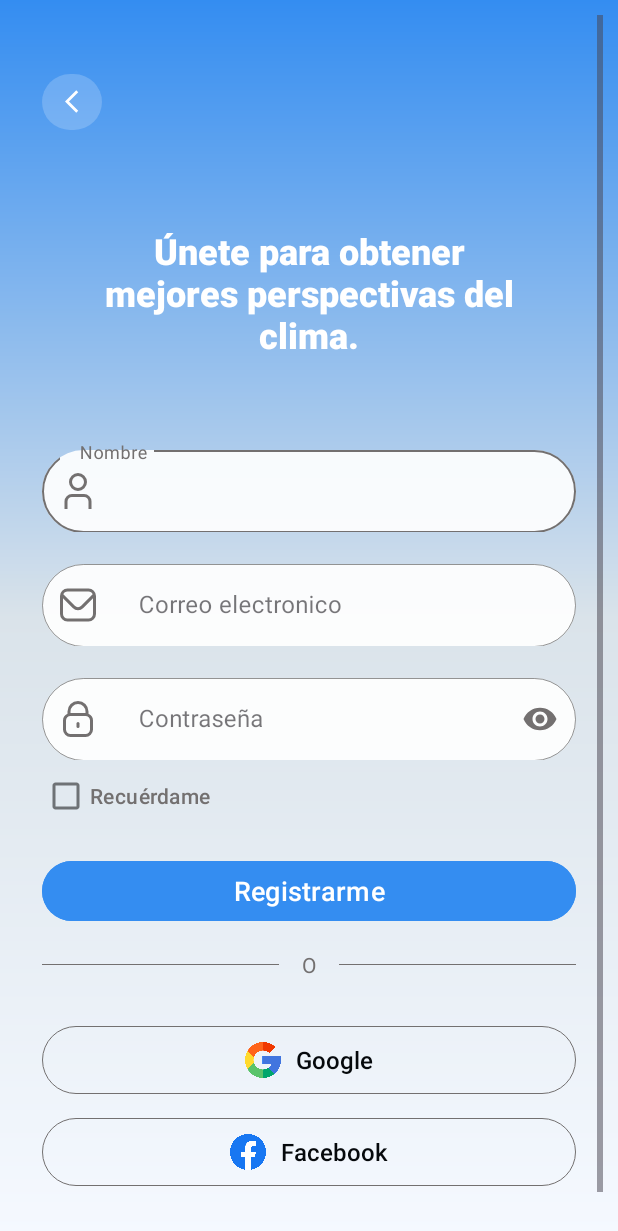
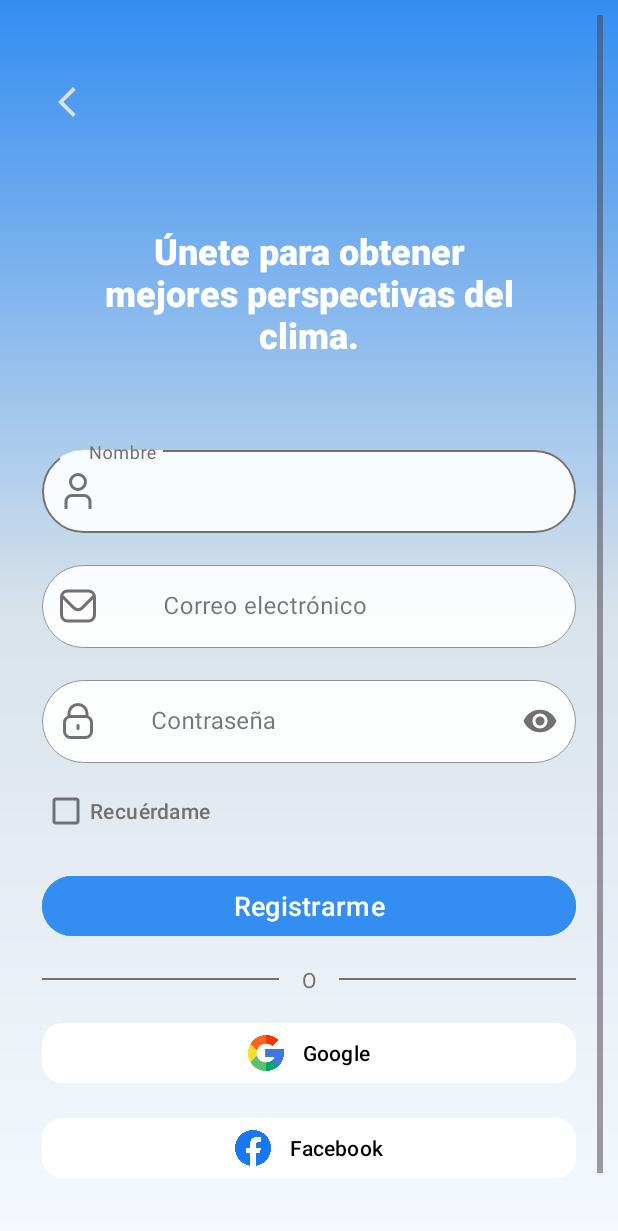
Before and after one commit to Sotalexx/Estacion_Meteorologica, an Android app: the SignUp screen opened directly, with no data from a screen before it, on a phone screen of 412 x 824 dp. Shown: the top 1231 px of the screen. Run offline under Robolectric (Android 15) with nearby library versions, the phone set to English and light mode, and no system bars; our stand-ins replace Firebase (no records; nobody signed in at launch, a user with empty details on screens opened directly); Roboto replaces fonts that are not available here.

Commit message:
Se agrego funcionalidad al login y al registro con google

```diff
--- a/app/src/main/java/com/example/estacion_meteorologica/start/SignUp.java
+++ b/app/src/main/java/com/example/estacion_meteorologica/start/SignUp.java
@@ -2,58 +2,152 @@ package com.example.estacion_meteorologica.start;
 
 import android.content.Intent;
 import android.os.Bundle;
+import android.text.TextUtils;
 import android.view.View;
 import android.widget.Button;
+import android.widget.ImageButton;
 import android.widget.TextView;
+import android.widget.Toast;
 
-import androidx.activity.EdgeToEdge;
 import androidx.appcompat.app.AppCompatActivity;
-import androidx.core.graphics.Insets;
-import androidx.core.view.ViewCompat;
-import androidx.core.view.WindowInsetsCompat;
 
 import com.example.estacion_meteorologica.MainActivity;
 import com.example.estacion_meteorologica.R;
+import com.google.android.gms.auth.api.signin.GoogleSignIn;
+import com.google.android.gms.auth.api.signin.GoogleSignInAccount;
+import com.google.android.gms.auth.api.signin.GoogleSignInClient;
+import com.google.android.gms.auth.api.signin.GoogleSignInOptions;
+import com.google.android.gms.common.api.ApiException;
+import com.google.android.gms.tasks.Task;
+import com.google.android.material.button.MaterialButton;
+import com.google.android.material.textfield.TextInputLayout;
+import com.google.firebase.auth.AuthCredential;
+import com.google.firebase.auth.FirebaseAuth;
+import com.google.firebase.auth.FirebaseUser;
+import com.google.firebase.auth.GoogleAuthProvider;
+import com.google.firebase.auth.UserProfileChangeRequest;
 
 public class SignUp extends AppCompatActivity {
 
-    Button btnBack, btnSignup;
-    TextView btnIrLogin;
+    private static final int RC_SIGN_IN = 9001;
+
+    private ImageButton btnBack;
+    private Button btnSignup;
+    private TextView btnIrLogin;
+    private TextInputLayout name, email, password;
+    private FirebaseAuth auth;
+    private GoogleSignInClient googleSignInClient;
+    private MaterialButton btnGoogle;
 
     @Override
     protected void onCreate(Bundle savedInstanceState) {
         super.onCreate(savedInstanceState);
         setContentView(R.layout.activity_sign_up);
 
-        Button btnBack = findViewById(R.id.btnBack);
-        Button btnSignup = findViewById(R.id.btn_signup);
-        TextView btnIrLogin = findViewById(R.id.btnIrLogin);
+        btnBack = findViewById(R.id.btnBack);
+        btnSignup = findViewById(R.id.btn_signup);
+        btnIrLogin = findViewById(R.id.btnIrLogin);
+        btnGoogle = findViewById(R.id.btnGoogle);
 
-        btnBack.setOnClickListener(new View.OnClickListener() {
-            @Override
-            public void onClick(View v) {
-                finish();
-            }
+        name = findViewById(R.id.name);
+        email = findViewById(R.id.email);
+        password = findViewById(R.id.password);
+
+        auth = FirebaseAuth.getInstance();
+
+        // Configurar Google Sign-In
+        GoogleSignInOptions gso = new GoogleSignInOptions.Builder(GoogleSignInOptions.DEFAULT_SIGN_IN)
+                .requestIdToken(getString(R.string.client_id)) // este string viene de google-services.json
+                .requestEmail()
+                .build();
+
+        googleSignInClient = GoogleSignIn.getClient(this, gso);
+
+        btnBack.setOnClickListener(v -> finish());
+
+        btnIrLogin.setOnClickListener(v -> {
+            startActivity(new Intent(SignUp.this, Login.class));
+            finish();
         });
 
-        // Texto de "¿Ya tienes una cuenta?"
-        btnIrLogin.setOnClickListener(new View.OnClickListener() {
-            @Override
-            public void onClick(View v) {
-                Intent intent = new Intent(SignUp.this, Login.class);
-                startActivity(intent);
-                finish();
+        btnSignup.setOnClickListener(v -> {
+            String userName = name.getEditText().getText().toString().trim();
+            String userEmail = email.getEditText().getText().toString().trim();
+            String userPassword = password.getEditText().getText().toString().trim();
+
+            if (TextUtils.isEmpty(userName) || TextUtils.isEmpty(userEmail) || TextUtils.isEmpty(userPassword)) {
+                Toast.makeText(SignUp.this, "Completa todos los campos", Toast.LENGTH_SHORT).show();
+                return;
             }
+
+            if (userPassword.length() < 6) {
+                Toast.makeText(SignUp.this, "La contraseña debe tener al menos 6 caracteres", Toast.LENGTH_SHORT).show();
+                return;
+            }
+
+            auth.createUserWithEmailAndPassword(userEmail, userPassword)
+                    .addOnCompleteListener(task -> {
+                        if (task.isSuccessful()) {
+                            FirebaseUser user = auth.getCurrentUser();
+
+                            UserProfileChangeRequest profileUpdate = new UserProfileChangeRequest.Builder()
+                                    .setDisplayName(userName)
+                                    .build();
+
+                            user.updateProfile(profileUpdate).addOnCompleteListener(updateTask -> {
+                                user.sendEmailVerification()
+                                        .addOnCompleteListener(verifyTask -> {
+                                            if (verifyTask.isSuccessful()) {
+                                                Toast.makeText(SignUp.this, "Registro exitoso. Verifica tu correo", Toast.LENGTH_LONG).show();
+                                                auth.signOut();
+                                                startActivity(new Intent(SignUp.this, Login.class));
+                                                finish();
+                                            } else {
+                                                Toast.makeText(SignUp.this, "Error al enviar verificación", Toast.LENGTH_SHORT).show();
+                                            }
+                                        });
+                            });
+                        } else {
+                            Toast.makeText(SignUp.this, "Error: " + task.getException().getMessage(), Toast.LENGTH_LONG).show();
+                        }
+                    });
         });
 
-        btnSignup.setOnClickListener(new View.OnClickListener() {
-            @Override
-            public void onClick(View v) {
-                Intent intent = new Intent(SignUp.this, MainActivity.class);
-                startActivity(intent);
-                finish();
+        btnGoogle.setOnClickListener(v -> signInWithGoogle());
+    }
+
+    private void signInWithGoogle() {
+        Intent signInIntent = googleSignInClient.getSignInIntent();
+        startActivityForResult(signInIntent, RC_SIGN_IN);
+    }
+
+    @Override
+    public void onActivityResult(int requestCode, int resultCode, Intent data) {
+        super.onActivityResult(requestCode, resultCode, data);
+
+        if (requestCode == RC_SIGN_IN) {
+            Task<GoogleSignInAccount> task = GoogleSignIn.getSignedInAccountFromIntent(data);
+            try {
+                GoogleSignInAccount account = task.getResult(ApiException.class);
+                firebaseAuthWithGoogle(account.getIdToken());
+            } catch (ApiException e) {
+                Toast.makeText(this, "Error en Google Sign-In: " + e.getMessage(), Toast.LENGTH_SHORT).show();
             }
-        });
+        }
+    }
 
+    private void firebaseAuthWithGoogle(String idToken) {
+        AuthCredential credential = GoogleAuthProvider.getCredential(idToken, null);
+        auth.signInWithCredential(credential)
+                .addOnCompleteListener(this, task -> {
+                    if (task.isSuccessful()) {
+                        FirebaseUser user = auth.getCurrentUser();
+                        Toast.makeText(this, "Sesión iniciada con Google", Toast.LENGTH_SHORT).show();
+                        startActivity(new Intent(SignUp.this, MainActivity.class));
+                        finish();
+                    } else {
+                        Toast.makeText(this, "Fallo en autenticación con Google", Toast.LENGTH_SHORT).show();
+                    }
+                });
     }
 }
--- a/app/src/main/res/layout/activity_sign_up.xml
+++ b/app/src/main/res/layout/activity_sign_up.xml
@@ -7,26 +7,30 @@
     android:layout_height="match_parent"
     android:background="@drawable/background_gradient"
     android:padding="10dp"
+    android:fitsSystemWindows="true"
     tools:context=".start.SignUp">
-
 
     <LinearLayout
         android:orientation="vertical"
+        android:layout_width="match_parent"
+        android:layout_height="wrap_content"
         android:layout_marginHorizontal="18dp"
         android:layout_marginTop="35dp"
-        android:layout_width="match_parent"
-        android:layout_height="wrap_content">
+        android:paddingBottom="24dp">
 
-        <!--Boton de regresar-->
-        <Button
+        <!-- Botón de regresar -->
+        <ImageButton
             android:id="@+id/btnBack"
-            android:layout_width="40dp"
+            android:layout_width="45dp"
             android:layout_height="45dp"
+            android:background="?attr/selectableItemBackgroundBorderless"
             android:backgroundTint="#1AFFFFFF"
-            android:paddingStart="15dp"
-            app:tint="@color/blanco"
-            app:icon="@drawable/arrow_back"/>
+            android:padding="10dp"
+            android:src="@drawable/arrow_back"
+            android:tint="@color/blanco"
+            android:layout_gravity="start" />
 
+        <!-- Título -->
         <TextView
             android:layout_width="match_parent"
             android:layout_height="wrap_content"
@@ -38,17 +42,18 @@
             android:textColor="@color/white"
             android:layout_marginTop="60dp" />
 
-        <!--Ingresar información y checkbox-->
+        <!-- Campo Nombre -->
         <com.google.android.material.textfield.TextInputLayout
+            android:id="@+id/name"
             style="@style/Widget.MaterialComponents.TextInputLayout.OutlinedBox"
             android:layout_width="match_parent"
-            android:layout_height="60dp"
+            android:layout_height="wrap_content"
             android:layout_marginTop="55dp"
             app:boxBackgroundColor="#E9FFFFFF"
+            app:boxCornerRadiusTopStart="32dp"
+            app:boxCornerRadiusTopEnd="32dp"
+            app:boxCornerRadiusBottomStart="32dp"
             app:boxCornerRadiusBottomEnd="32dp"
-            app:boxCornerRadiusBottomStart="32dp"
-            app:boxCornerRadiusTopEnd="32dp"
-            app:boxCornerRadiusTopStart="32dp"
             app:boxStrokeColor="#737070"
             app:boxStrokeWidth="0.5dp"
             app:boxStrokeWidthFocused="1dp"
@@ -57,24 +62,25 @@
             app:startIconTint="#737070">
 
             <com.google.android.material.textfield.TextInputEditText
-                android:id="@+id/name"
                 android:layout_width="match_parent"
                 android:layout_height="55dp"
-                android:hint="   Nombre"
+                android:hint="     Nombre"
                 android:textColor="#737070"
                 android:textColorHint="#737070" />
         </com.google.android.material.textfield.TextInputLayout>
 
+        <!-- Campo Email -->
         <com.google.android.material.textfield.TextInputLayout
+            android:id="@+id/email"
             style="@style/Widget.MaterialComponents.TextInputLayout.OutlinedBox"
             android:layout_width="match_parent"
-            android:layout_height="60dp"
+            android:layout_height="wrap_content"
             android:layout_marginTop="16dp"
             app:boxBackgroundColor="#E9FFFFFF"
+            app:boxCornerRadiusTopStart="32dp"
+            app:boxCornerRadiusTopEnd="32dp"
+            app:boxCornerRadiusBottomStart="32dp"
             app:boxCornerRadiusBottomEnd="32dp"
-            app:boxCornerRadiusBottomStart="32dp"
-            app:boxCornerRadiusTopEnd="32dp"
-            app:boxCornerRadiusTopStart="32dp"
             app:boxStrokeColor="#737070"
             app:boxStrokeWidth="0.5dp"
             app:boxStrokeWidthFocused="1dp"
@@ -83,24 +89,25 @@
             app:startIconTint="#737070">
 
             <com.google.android.material.textfield.TextInputEditText
-                android:id="@+id/email"
                 android:layout_width="match_parent"
                 android:layout_height="55dp"
-                android:hint="   Correo electronico"
+                android:hint="       Correo electrónico"
                 android:textColor="#737070"
                 android:textColorHint="#737070" />
         </com.google.android.material.textfield.TextInputLayout>
 
+        <!-- Campo Contraseña -->
         <com.google.android.material.textfield.TextInputLayout
+            android:id="@+id/password"
             style="@style/Widget.MaterialComponents.TextInputLayout.OutlinedBox"
             android:layout_width="match_parent"
-            android:layout_height="60dp"
+            android:layout_height="wrap_content"
             android:layout_marginTop="16dp"
             app:boxBackgroundColor="#E9FFFFFF"
+            app:boxCornerRadiusTopStart="32dp"
+            app:boxCornerRadiusTopEnd="32dp"
+            app:boxCornerRadiusBottomStart="32dp"
             app:boxCornerRadiusBottomEnd="32dp"
-            app:boxCornerRadiusBottomStart="32dp"
-            app:boxCornerRadiusTopEnd="32dp"
-            app:boxCornerRadiusTopStart="32dp"
             app:boxStrokeColor="#737070"
             app:boxStrokeWidth="0.5dp"
             app:boxStrokeWidthFocused="1dp"
@@ -111,26 +118,27 @@
             app:startIconTint="#737070">
 
             <com.google.android.material.textfield.TextInputEditText
-                android:id="@+id/password"
                 android:layout_width="match_parent"
                 android:layout_height="55dp"
-                android:hint="   Contraseña"
+                android:hint="     Contraseña"
                 android:inputType="textPassword"
                 android:textColor="#737070"
                 android:textColorHint="#737070" />
         </com.google.android.material.textfield.TextInputLayout>
 
+        <!-- Checkbox Recuérdame -->
         <com.google.android.material.checkbox.MaterialCheckBox
             android:id="@+id/checkBox"
             android:layout_width="wrap_content"
             android:layout_height="wrap_content"
+            android:layout_marginTop="8dp"
             android:fontFamily="sans-serif-medium"
             android:text="Recuérdame"
             android:textColor="#737070"
             android:textSize="14sp"
             app:buttonTint="@color/gris" />
 
-        <!--Boton de registro solo, con google y con facebook -->
+        <!-- Botón Registrarme -->
         <Button
             android:id="@+id/btn_signup"
             android:text="Registrarme"
@@ -141,8 +149,9 @@
             android:layout_width="match_parent"
             android:layout_height="wrap_content" />
 
+        <!-- Separador con "O" -->
         <LinearLayout
-            android:layout_width="wrap_content"
+            android:layout_width="match_parent"
             android:layout_height="wrap_content"
             android:orientation="horizontal"
             android:layout_gravity="center"
@@ -150,14 +159,13 @@
             android:gravity="center">
 
             <View
-                android:id="@+id/view"
-                android:layout_width="wrap_content"
-                android:layout_height="0.5dp"
+                android:layout_width="0dp"
+                android:layout_height="1dp"
                 android:layout_weight="1"
                 android:background="#737070" />
 
             <TextView
-                android:layout_width="match_parent"
+                android:layout_width="wrap_content"
                 android:layout_height="wrap_content"
                 android:text="O"
                 android:paddingHorizontal="15dp"
@@ -165,104 +173,73 @@
                 android:gravity="center" />
 
             <View
-                android:id="@+id/view2"
-                android:layout_width="wrap_content"
-                android:layout_height="0.5dp"
+                android:layout_width="0dp"
+                android:layout_height="1dp"
                 android:layout_weight="1"
                 android:background="#737070" />
-
         </LinearLayout>
 
-        <LinearLayout
+        <!-- Botón Google -->
+        <com.google.android.material.button.MaterialButton
             android:id="@+id/btnGoogle"
             android:layout_width="match_parent"
-            android:layout_height="45dp"
-            android:layout_marginTop="16dp"
-            android:orientation="horizontal"
-            android:gravity="center"
-            android:layout_gravity="center"
-            android:background="@drawable/bg_btn"
-            android:paddingStart="24dp"
-            android:paddingEnd="24dp"
-            android:clickable="true"
-            android:focusable="true">
+            android:layout_height="wrap_content"
+            android:layout_marginBottom="15dp"
+            android:text="Google"
+            app:cornerRadius="14dp"
+            android:backgroundTint="@color/white"
+            android:textColor="@color/black"
+            app:icon="@drawable/google"
+            app:iconTint="@null"
+            app:iconPadding="12dp"
+            app:iconGravity="textStart"
+            app:iconSize="24dp" />
 
-            <ImageView
-                android:layout_width="24dp"
-                android:layout_height="24dp"
-                android:src="@drawable/google"
-                android:layout_marginEnd="10dp"
-                android:contentDescription="Google Icon" />
-
-            <TextView
-                android:layout_width="wrap_content"
-                android:layout_height="wrap_content"
-                android:gravity="center"
-                android:text="Google"
-                android:textColor="@color/azul_negro"
-                android:textSize="16sp"
-                android:fontFamily="sans-serif-medium" />
-        </LinearLayout>
-
-        <LinearLayout
+        <!-- Botón Facebook -->
+        <com.google.android.material.button.MaterialButton
             android:id="@+id/btnFacebook"
             android:layout_width="match_parent"
-            android:layout_height="45dp"
-            android:layout_marginTop="16dp"
-            android:orientation="horizontal"
-            android:gravity="center"
-            android:layout_gravity="center"
-            android:background="@drawable/bg_btn"
-            android:paddingStart="24dp"
-            android:paddingEnd="24dp"
-            android:clickable="true"
-            android:focusable="true">
+            android:layout_height="wrap_content"
+            android:layout_marginBottom="15dp"
+            android:text="Facebook"
+            app:cornerRadius="14dp"
+            android:backgroundTint="@color/white"
+            android:textColor="@color/black"
+            app:icon="@drawable/facebook"
+            app:iconTint="@null"
+            app:iconPadding="12dp"
+            app:iconGravity="textStart"
+            app:iconSize="24dp" />
 
-            <ImageView
-                android:layout_width="24dp"
-                android:layout_height="24dp"
-                android:src="@drawable/facebook"
-                android:layout_marginEnd="10dp"
-                android:contentDescription="Facebook Icon" />
-
-            <TextView
-                android:layout_width="wrap_content"
-                android:layout_height="wrap_content"
-                android:gravity="center"
-                android:text="Facebook"
-                android:textColor="@color/azul_negro"
-                android:textSize="16sp"
-                android:fontFamily="sans-serif-medium" />
-        </LinearLayout>
-
-        <!--Ya tienes cuenta?-->
+        <!-- Ya tienes cuenta -->
         <LinearLayout
             android:layout_width="wrap_content"
             android:layout_height="wrap_content"
             android:orientation="horizontal"
             android:layout_marginTop="10dp"
-            android:layout_gravity="center">
+            android:layout_gravity="center"
+            android:gravity="center_vertical">
 
             <TextView
-                android:layout_width="match_parent"
+                android:layout_width="wrap_content"
                 android:layout_height="wrap_content"
-                android:text="Ya tienes una cuenta?"
+                android:text="¿Ya tienes una cuenta?"
                 android:textColor="@color/gris"
-                android:layout_marginTop="24dp"
-                android:gravity="center" />
+                android:textSize="14sp" />
 
             <TextView
                 android:id="@+id/btnIrLogin"
-                android:layout_width="match_parent"
+                android:layout_width="wrap_content"
                 android:layout_height="wrap_content"
-                android:text="@string/Login"
+                android:text="Inicia sesión"
                 android:textColor="@color/azul"
-                android:layout_marginTop="24dp"
-                android:gravity="center" />
-
+                android:textStyle="bold"
+                android:clickable="true"
+                android:focusable="true"
+                android:paddingStart="8dp"
+                android:background="?attr/selectableItemBackground"
+                android:textSize="14sp" />
         </LinearLayout>
 
-
     </LinearLayout>
-
 </ScrollView>
--- a/app/src/main/res/values/strings.xml
+++ b/app/src/main/res/values/strings.xml
@@ -14,4 +14,5 @@
             </u>
         </b>
     </string>
+    <string name="client_id">384339025610-29es4iiro93rgmu7gd2c9hg00jq36nv9.apps.googleusercontent.com</string>
 </resources>
```
Also changed, not shown: app/build.gradle (+9 -0 lines), app/src/main/java/com/example/estacion_meteorologica/start/Login.java (+101 -28 lines), app/src/main/res/layout/activity_login.xml (+27 -60 lines), gradle/libs.versions.toml (+8 -0 lines).
